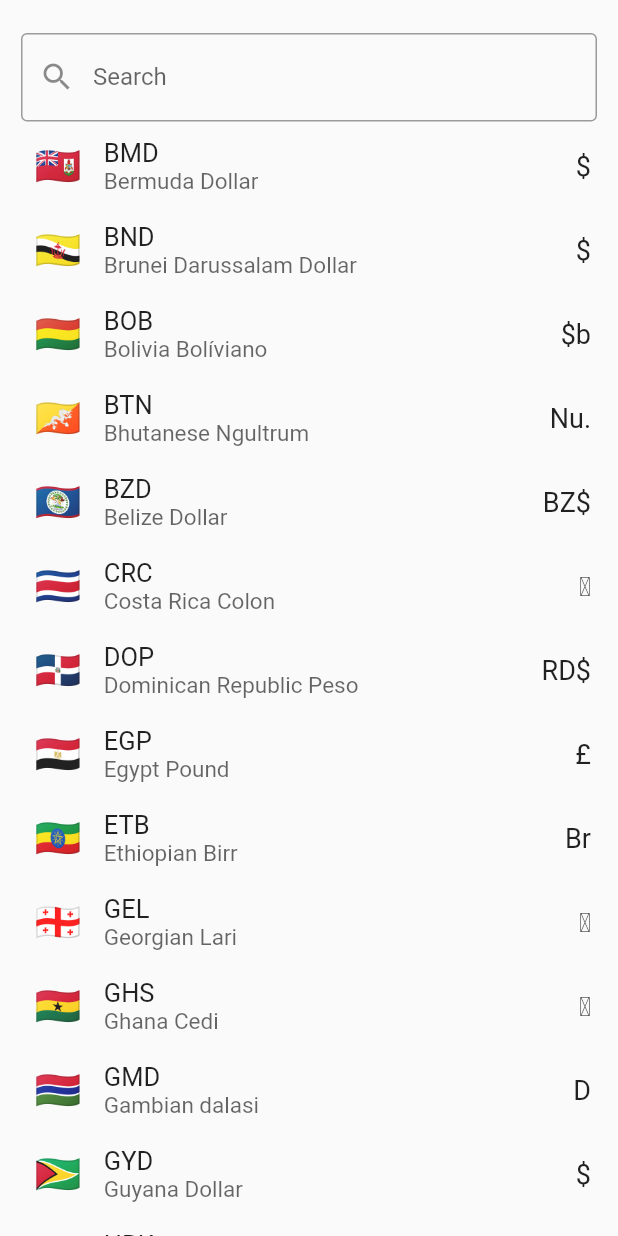
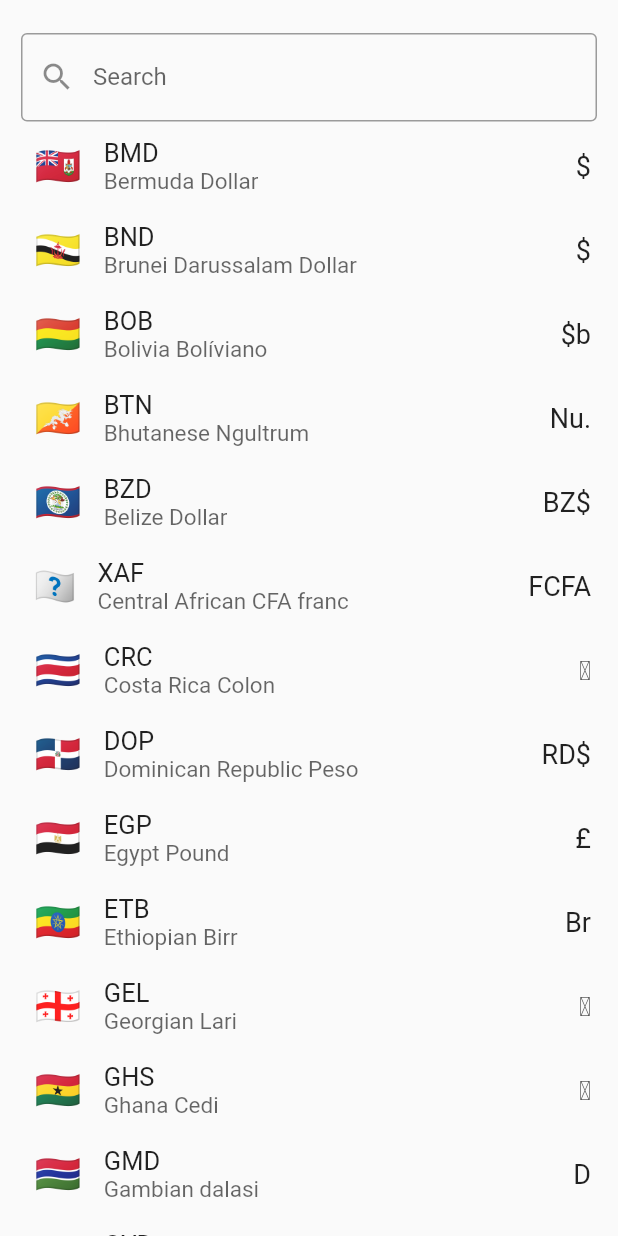
Before and after one commit to Daniel-Ioannou/flutter_currency_picker, a Flutter app: the CurrencyListView widget shown alone on an empty page, opened directly with empty values, scrolled down 2304 dp, on a phone screen of 412 x 824 dp. Run offline on Flutter 3.47's test engine with Material 2 defaults, Android fonts, the phone set to English and light mode, and no system bars.

Commit message:
#38: Add XAF currency

```diff
--- a/lib/src/currencies.dart
+++ b/lib/src/currencies.dart
@@ -593,6 +593,19 @@ List<Map<String, dynamic>> currencies = [
     "decimal_digits": 2,
     "number": 84,
     "name_plural": "Belize dollars",
+    "thousands_separator": ",",
+    "decimal_separator": ".",
+    "space_between_amount_and_symbol": false,
+    "symbol_on_left": true,
+  },
+  {
+    "code": "XAF",
+    "name": "Central African CFA franc",
+    "symbol": "FCFA",
+    "flag": null,
+    "decimal_digits": 2,
+    "number": 950,
+    "name_plural": "Central African CFA franc",
     "thousands_separator": ",",
     "decimal_separator": ".",
     "space_between_amount_and_symbol": false,
--- a/lib/src/currency.dart
+++ b/lib/src/currency.dart
@@ -11,7 +11,7 @@ class Currency {
   ///The currency flag code
   ///
   /// To get flag unicode(Emoji) use [CurrencyUtils.currencyToEmoji]
-  final String flag;
+  final String? flag;
 
   ///The currency number
   final int number;
--- a/lib/src/currency_list_view.dart
+++ b/lib/src/currency_list_view.dart
@@ -1,3 +1,4 @@
+import 'package:currency_picker/src/extensions.dart';
 import 'package:flutter/material.dart';
 
 import 'currency.dart';
@@ -178,12 +179,7 @@ class _CurrencyListViewState extends State<CurrencyListView> {
                   children: [
                     const SizedBox(width: 15),
                     if (widget.showFlag) ...[
-                      Text(
-                        CurrencyUtils.currencyToEmoji(currency),
-                        style: TextStyle(
-                          fontSize: widget.theme?.flagSize ?? 25,
-                        ),
-                      ),
+                      _flagWidget(currency),
                       const SizedBox(width: 15),
                     ],
                     Expanded(
@@ -224,6 +220,23 @@ class _CurrencyListViewState extends State<CurrencyListView> {
     );
   }
 
+  Widget _flagWidget(Currency currency) {
+    if (currency.flag == null) {
+      return Image.asset(
+        'no_flag.png'.imagePath,
+        package: 'currency_picker',
+        width: 27,
+      );
+    }
+
+    return Text(
+      CurrencyUtils.currencyToEmoji(currency),
+      style: TextStyle(
+        fontSize: widget.theme?.flagSize ?? 25,
+      ),
+    );
+  }
+
   void _filterSearchResults(String query) {
     List<Currency> _searchResult = <Currency>[];
 
--- a/lib/src/currency_utils.dart
+++ b/lib/src/currency_utils.dart
@@ -2,8 +2,8 @@ import 'currency.dart';
 
 class CurrencyUtils {
   /// Return Flag (Emoji Unicode) of a given currency
-  static String currencyToEmoji(Currency? currency) {
-    final String currencyFlag = currency!.flag;
+  static String currencyToEmoji(Currency currency) {
+    final String currencyFlag = currency.flag!;
     // 0x41 is Letter A
     // 0x1F1E6 is Regional Indicator Symbol Letter A
     // Example :
--- /dev/null
+++ b/lib/src/extensions.dart
@@ -0,0 +1,3 @@
+extension StringExtensions on String {
+  String get imagePath => 'lib/src/res/$this';
+}
--- a/pubspec.yaml
+++ b/pubspec.yaml
@@ -15,9 +15,11 @@ dependencies:
     sdk: flutter
   collection: ^1.15.0
 
+flutter:
+  assets:
+    - lib/src/res/
+
 dev_dependencies:
   flutter_test:
     sdk: flutter
   lint: ^1.8.2
-
-flutter:
```
Also changed, not shown: lib/src/res/no_flag.png (added).
